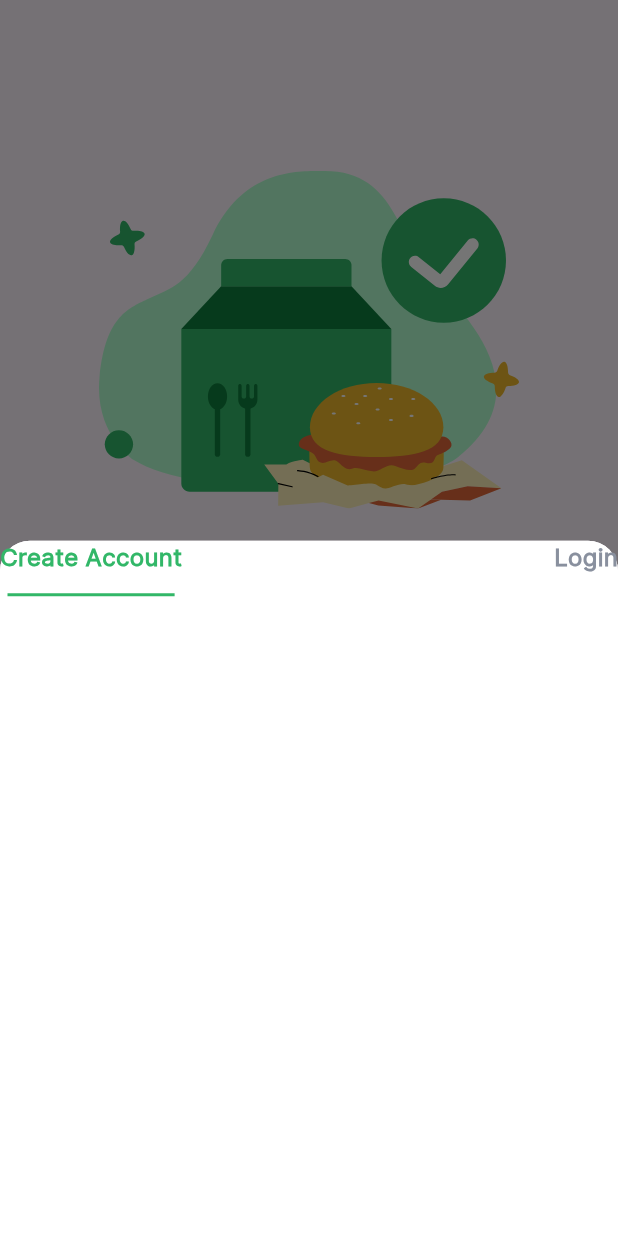
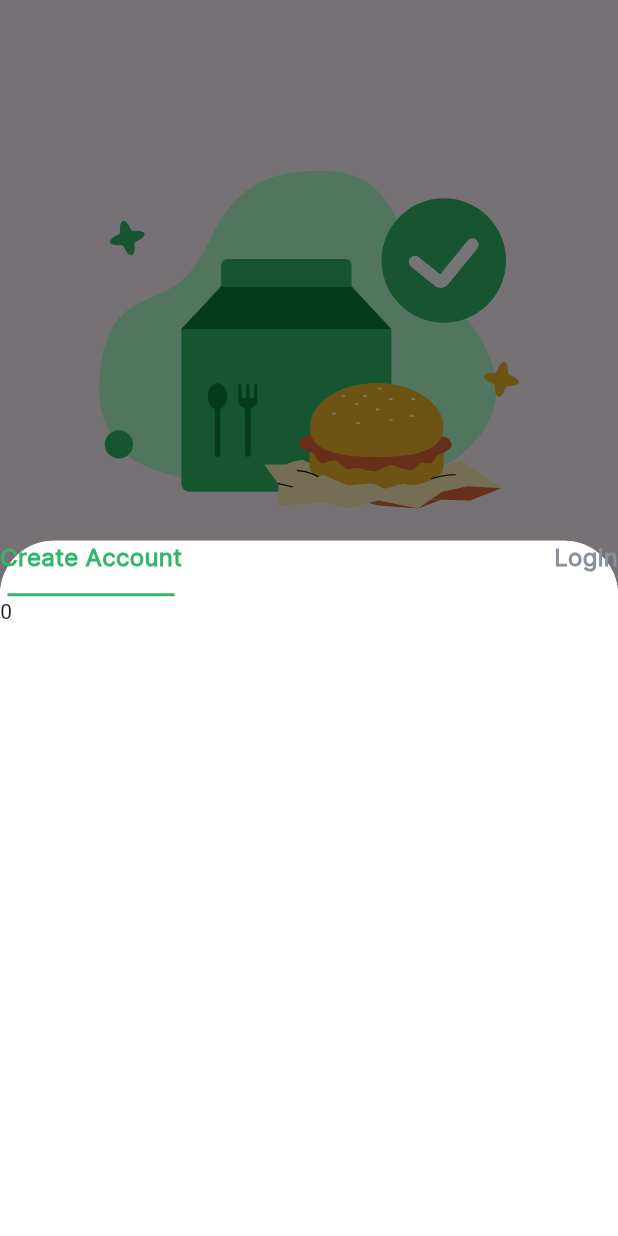
Before and after one commit to He-ema/resturant_booking, a Flutter app: the WelcomeView screen opened by its route, after a tap on "Create account", on a phone screen of 412 x 824 dp. Run offline on Flutter 3.47's test engine with Material 3 defaults, Android fonts, the phone set to English and light mode, and no system bars; our stand-ins replace bloc, flutter_bloc, flutter_svg, go_router.

Commit message:
bottom sheet cubit done

```diff
--- a/lib/features/onBoarding/presentation/views/widgets/on_boarding_item.dart
+++ b/lib/features/onBoarding/presentation/views/widgets/on_boarding_item.dart
@@ -1,7 +1,7 @@
 import 'package:flutter/material.dart';
 import 'package:flutter_svg/svg.dart';
 import 'package:jobizz/core/utils/app_styles.dart';
-import 'package:jobizz/features/onBoarding/presentation/view_models/on_boarding_model.dart';
+import 'package:jobizz/features/onBoarding/data/models/on_boarding_model.dart';
 
 class OnBoradingItem extends StatelessWidget {
   const OnBoradingItem({super.key, required this.onBoardingModel});
--- a/lib/features/onBoarding/presentation/views/widgets/on_boarding_page_view.dart
+++ b/lib/features/onBoarding/presentation/views/widgets/on_boarding_page_view.dart
@@ -1,6 +1,6 @@
 import 'package:flutter/material.dart';
 import 'package:jobizz/core/utils/assets.dart';
-import 'package:jobizz/features/onBoarding/presentation/view_models/on_boarding_model.dart';
+import 'package:jobizz/features/onBoarding/data/models/on_boarding_model.dart';
 import 'package:jobizz/features/onBoarding/presentation/views/widgets/on_boarding_item.dart';
 
 class OnBoardingPageView extends StatelessWidget {
--- /dev/null
+++ b/lib/features/welcome/presentation/managers/cubit/bottom_sheet_cubit.dart
@@ -0,0 +1,20 @@
+import 'package:bloc/bloc.dart';
+import 'package:meta/meta.dart';
+
+part 'bottom_sheet_state.dart';
+
+class BottomSheetCubit extends Cubit<BottomSheetState> {
+  BottomSheetCubit() : super(BottomSheetInitial());
+
+  int currentSheetIndex = 0;
+
+  set changeCurrentIndex(int newIndex) {
+    currentSheetIndex = newIndex;
+
+    emit(BottomSheetSuccess());
+  }
+
+  int get getCurrentIndex {
+    return currentSheetIndex;
+  }
+}
--- /dev/null
+++ b/lib/features/welcome/presentation/managers/cubit/bottom_sheet_state.dart
@@ -0,0 +1,10 @@
+part of 'bottom_sheet_cubit.dart';
+
+@immutable
+sealed class BottomSheetState {}
+
+final class BottomSheetInitial extends BottomSheetState {}
+
+final class BottomSheetSuccess extends BottomSheetState {}
+
+final class BottomSheetSuccess2 extends BottomSheetState {}
--- a/lib/features/welcome/presentation/views/widgets/active_and_in_active_sheet_tab_bar_item.dart
+++ b/lib/features/welcome/presentation/views/widgets/active_and_in_active_sheet_tab_bar_item.dart
@@ -51,6 +51,9 @@ class InActiveSheetTabBarItem extends StatelessWidget {
                 color: const Color(0xff89909E),
               ),
             ),
+            const SizedBox(
+              height: 14,
+            ),
           ],
         ),
       ),
--- a/lib/features/welcome/presentation/views/widgets/bottom_sheet_header.dart
+++ b/lib/features/welcome/presentation/views/widgets/bottom_sheet_header.dart
@@ -1,4 +1,6 @@
 import 'package:flutter/material.dart';
+import 'package:flutter_bloc/flutter_bloc.dart';
+import 'package:jobizz/features/welcome/presentation/managers/cubit/bottom_sheet_cubit.dart';
 import 'package:jobizz/features/welcome/presentation/views/widgets/sheet_tab_widget.dart';
 
 class BottomSheetheader extends StatefulWidget {
@@ -27,6 +29,10 @@ class _BottomSheetheaderState extends State<BottomSheetheader> {
               onTap: () {
                 if (activeIndex != e.key) {
                   activeIndex = e.key;
+                  BlocProvider.of<BottomSheetCubit>(context)
+                      .changeCurrentIndex = activeIndex;
+                  print(BlocProvider.of<BottomSheetCubit>(context)
+                      .getCurrentIndex);
                 }
                 setState(() {});
               },
--- a/lib/features/welcome/presentation/views/widgets/welcome_buttom_sheet_body.dart
+++ b/lib/features/welcome/presentation/views/widgets/welcome_buttom_sheet_body.dart
@@ -1,31 +1,48 @@
 import 'package:flutter/material.dart';
+import 'package:flutter_bloc/flutter_bloc.dart';
+import 'package:jobizz/features/welcome/presentation/managers/cubit/bottom_sheet_cubit.dart';
 import 'package:jobizz/features/welcome/presentation/views/widgets/bottom_sheet_header.dart';
 
-class WelcomeButtomSheetBody extends StatelessWidget {
+class WelcomeButtomSheetBody extends StatefulWidget {
   const WelcomeButtomSheetBody({super.key});
 
   @override
+  State<WelcomeButtomSheetBody> createState() => _WelcomeButtomSheetBodyState();
+}
+
+class _WelcomeButtomSheetBodyState extends State<WelcomeButtomSheetBody> {
+  int currentIndex = 0;
+  @override
   Widget build(BuildContext context) {
+    return BlocBuilder<BottomSheetCubit, BottomSheetState>(
+      builder: (context, state) {
         return Container(
           decoration: const ShapeDecoration(
             color: Colors.white,
             shape: RoundedRectangleBorder(
               borderRadius: BorderRadius.only(
-            topLeft: Radius.circular(20),
-            topRight: Radius.circular(20),
+                topLeft: Radius.circular(36),
+                topRight: Radius.circular(36),
               ),
             ),
           ),
-      child: const Column(
+          child: Column(
             crossAxisAlignment: CrossAxisAlignment.stretch,
             children: [
-          SizedBox(
-            height: 38,
+              const SizedBox(
                 child: BottomSheetheader(),
               ),
-          SizedBox(),
+              BlocProvider.of<BottomSheetCubit>(context).getCurrentIndex == 0
+                  ? Text(BlocProvider.of<BottomSheetCubit>(context)
+                      .getCurrentIndex
+                      .toString())
+                  : Text(BlocProvider.of<BottomSheetCubit>(context)
+                      .getCurrentIndex
+                      .toString()),
             ],
           ),
         );
+      },
+    );
   }
 }
--- a/lib/features/welcome/presentation/views/widgets/welcome_view_body.dart
+++ b/lib/features/welcome/presentation/views/widgets/welcome_view_body.dart
@@ -1,8 +1,11 @@
 import 'package:flutter/material.dart';
+import 'package:flutter_bloc/flutter_bloc.dart';
 import 'package:flutter_svg/svg.dart';
+import 'package:jobizz/constants.dart';
 import 'package:jobizz/core/common_widgets/custom_button.dart';
 import 'package:jobizz/core/utils/app_styles.dart';
 import 'package:jobizz/core/utils/assets.dart';
+import 'package:jobizz/features/welcome/presentation/managers/cubit/bottom_sheet_cubit.dart';
 import 'package:jobizz/features/welcome/presentation/views/widgets/welcome_buttom_sheet_body.dart';
 
 class WelcomeViewBody extends StatelessWidget {
@@ -54,14 +57,21 @@ class WelcomeViewBody extends StatelessWidget {
                     text: 'Create account',
                     onPressed: () {
                       showModalBottomSheet(
+                        enableDrag: true,
+                        backgroundColor: Colors.white,
+                        isDismissible: true,
+                        // isScrollControlled: true,
                         shape: const RoundedRectangleBorder(
                           borderRadius: BorderRadius.only(
-                            topLeft: Radius.circular(20),
-                            topRight: Radius.circular(20),
+                            topLeft: Radius.circular(36),
+                            topRight: Radius.circular(36),
                           ),
                         ),
                         context: context,
-                        builder: (context) => const WelcomeButtomSheetBody(),
+                        builder: (context) => BlocProvider(
+                          create: (context) => BottomSheetCubit(),
+                          child: const WelcomeButtomSheetBody(),
+                        ),
                       );
                     },
                   ),
--- a/lib/main.dart
+++ b/lib/main.dart
@@ -12,6 +12,7 @@ class MyApp extends StatelessWidget {
   @override
   Widget build(BuildContext context) {
     return MaterialApp.router(
+      debugShowCheckedModeBanner: false,
       routerConfig: AppRouter.router,
     );
   }
--- a/pubspec.yaml
+++ b/pubspec.yaml
@@ -31,6 +31,7 @@ dependencies:
   cupertino_icons: ^1.0.2
   flutter:
     sdk: flutter
+  flutter_bloc: ^8.1.4
   flutter_svg: ^2.0.10+1
   go_router: ^13.2.0
 
```
Also changed, not shown: lib/features/onBoarding/data/models/on_boarding_model.dart (renamed from lib/features/onBoarding/presentation/view_models/on_boarding_model.dart), pubspec.lock. Lines whose indentation alone changed are shown as unchanged.
